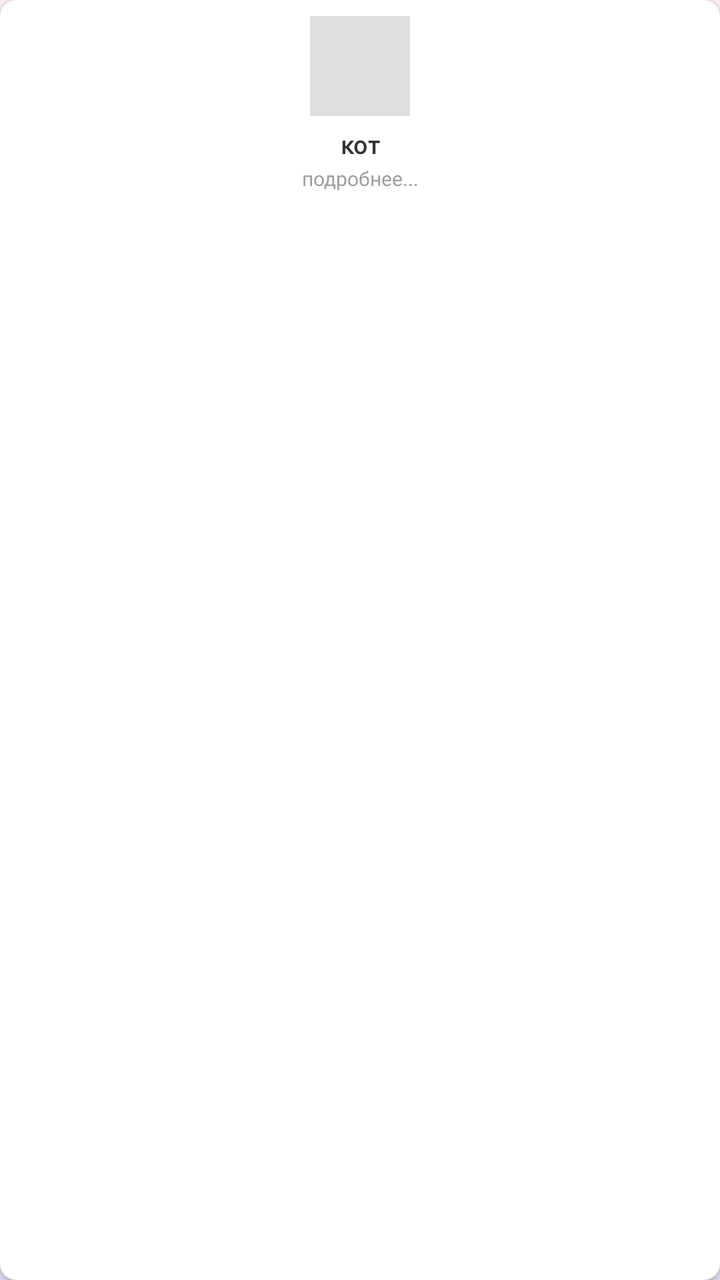
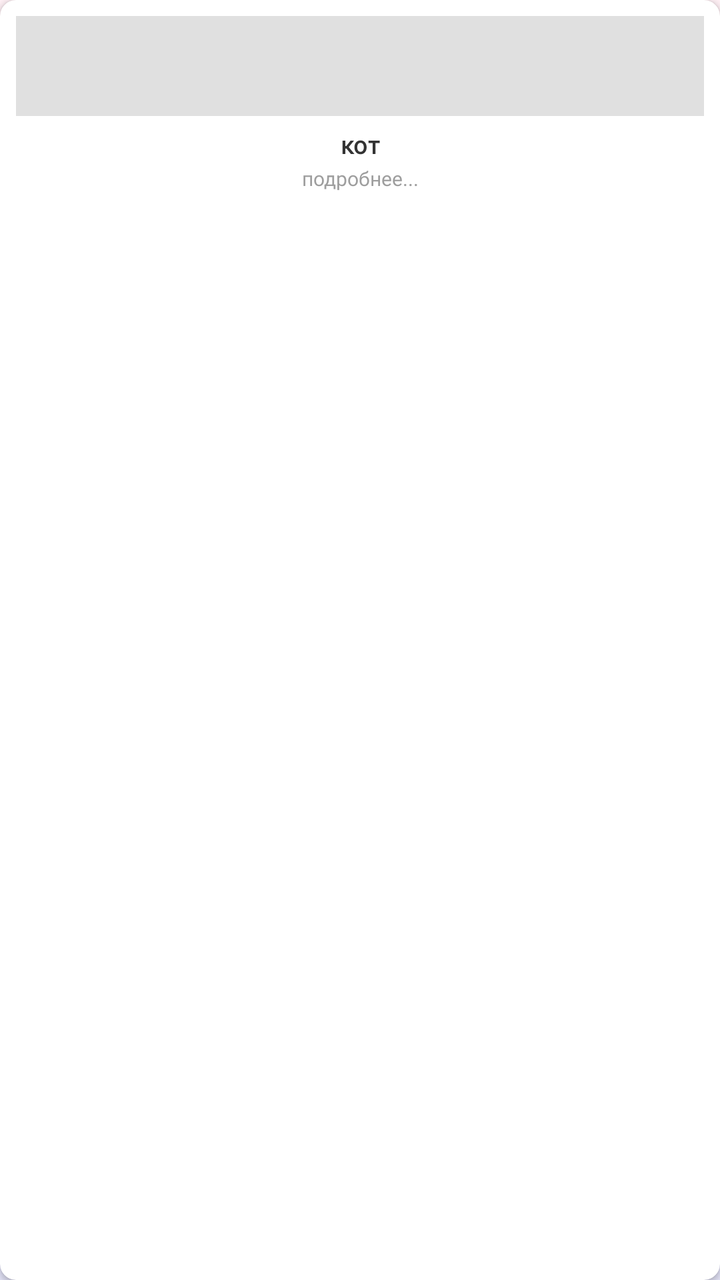

An Android layout rendered at two revisions. The XML below is the earlier revision; the diff shows what the commit changed to produce the second picture.
<!-- AndroidManifest.xml: application theme Theme.Trace -->
<!-- res/layout/item_file_card.xml -->
<?xml version="1.0" encoding="utf-8"?>
<androidx.cardview.widget.CardView
    xmlns:android="http://schemas.android.com/apk/res/android"
    xmlns:app="http://schemas.android.com/apk/res-auto"
    android:layout_width="90dp"
    android:layout_height="110dp"
    android:layout_margin="6dp"
    app:cardBackgroundColor="#FFFFFF"
    app:cardCornerRadius="8dp"
    app:cardElevation="2dp"
    app:strokeColor="#F48FB1"
    app:strokeWidth="2dp">

    <androidx.constraintlayout.widget.ConstraintLayout
    android:layout_width="match_parent"
    android:layout_height="match_parent"
    android:padding="8dp">


<View
    android:id="@+id/ivFilePreview"
    android:layout_width="50dp"
    android:layout_height="50dp"
    android:background="#E0E0E0"
    app:layout_constraintTop_toTopOf="parent"
    app:layout_constraintStart_toStartOf="parent"
    app:layout_constraintEnd_toEndOf="parent" />


<TextView
    android:id="@+id/tvFileName"
    android:layout_width="wrap_content"
    android:layout_height="wrap_content"
    android:layout_marginTop="6dp"
    android:text="кот"
    android:textAppearance="@style/TextAppearance.Trace.Body"
    android:textSize="12sp"
    android:textStyle="bold"
    android:textColor="#333333"
    app:layout_constraintTop_toBottomOf="@id/ivFilePreview"
    app:layout_constraintStart_toStartOf="parent"
    app:layout_constraintEnd_toEndOf="parent" />


<TextView
    android:id="@+id/tvMore"
    android:layout_width="wrap_content"
    android:layout_height="wrap_content"
    android:layout_marginTop="2dp"
    android:text="подробнее..."
    android:textSize="10sp"
    android:textColor="#9E9E9E"
    android:fontFamily="@font/comfortaa_semibold"
    app:layout_constraintTop_toBottomOf="@id/tvFileName"
    app:layout_constraintStart_toStartOf="parent"
    app:layout_constraintEnd_toEndOf="parent" />

</androidx.constraintlayout.widget.ConstraintLayout>
    </androidx.cardview.widget.CardView>
<!-- resources referenced by this layout -->
<resources>
  <style name="TextAppearance.Trace.Body" parent="TextAppearance.MaterialComponents.Body1">
          <item name="fontFamily">@font/comfortaa_semibold</item>
          <item name="android:textColor">#333333</item>
      </style>
  <style name="Theme.Trace" parent="Theme.MaterialComponents.DayNight.NoActionBar">
          
          <item name="colorPrimary">#F8BBD0</item> 
          <item name="colorSecondary">#AECBFA</item> 
          <item name="android:windowBackground">@drawable/bg_main_gradient</item>
      </style>
  <!-- drawable bg_main_gradient (drawable) -->
  <?xml version="1.0" encoding="utf-8"?>
  <shape xmlns:android="http://schemas.android.com/apk/res/android">
      <gradient
          android:angle="270"
          android:startColor="#FFF0F5"
          android:centerColor="#F0F8FF"
          android:endColor="#E6E6FA"
          android:type="linear" />
  </shape>
</resources>

<!-- the commit's change to res/layout/item_file_card.xml (unified diff, before → after) -->
@@ -17,14 +17,15 @@
     android:padding="8dp">
 
 
-<View
-    android:id="@+id/ivFilePreview"
-    android:layout_width="50dp"
-    android:layout_height="50dp"
-    android:background="#E0E0E0"
-    app:layout_constraintTop_toTopOf="parent"
-    app:layout_constraintStart_toStartOf="parent"
-    app:layout_constraintEnd_toEndOf="parent" />
+        <ImageView
+            android:id="@+id/ivFilePreview"
+            android:layout_width="match_parent"
+            android:layout_height="50dp"
+            android:background="#E0E0E0"
+            android:scaleType="centerCrop"
+            app:layout_constraintTop_toTopOf="parent"
+            app:layout_constraintStart_toStartOf="parent"
+            app:layout_constraintEnd_toEndOf="parent" />
 
 
 <TextView
